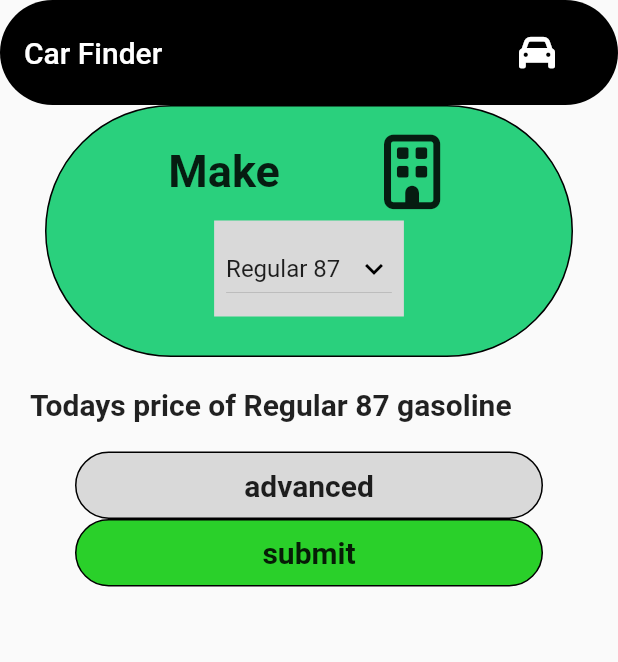
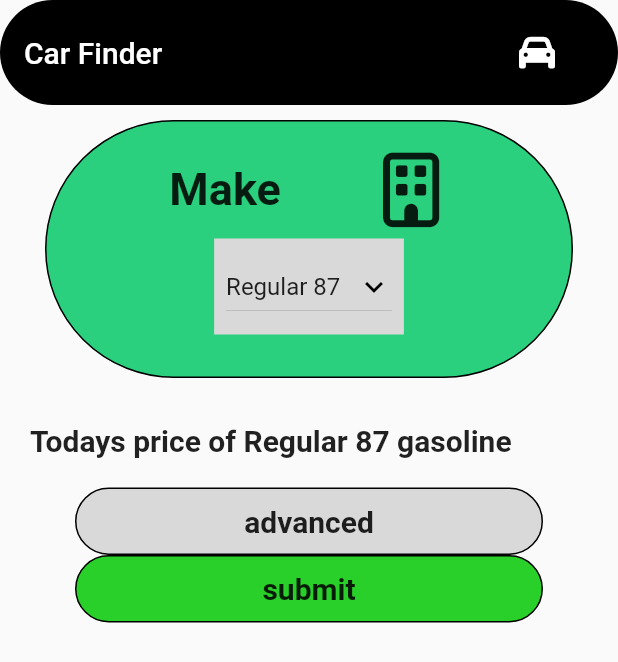
Before and after one commit to yolomep/car-recommender, a Flutter app: the screen it shows after launch, on a phone screen of 412 x 824 dp. Shown: the top 662 px of the screen. Run offline on Flutter 3.47's test engine with Material 2 defaults, Android fonts, the phone set to English and light mode, and no system bars; our stand-ins replace font_awesome_flutter.

Commit message:
added margin to the box

```diff
--- a/lib/main.dart
+++ b/lib/main.dart
@@ -83,8 +83,8 @@ class _MyHomePageState extends State<MyHomePage> {
           children: [
             Container(
               alignment: Alignment.center,
-              margin: const EdgeInsets.only(left: 30.0, right: 30.0),
-              padding: const EdgeInsets.all(18.0),
+              margin: const EdgeInsets.only(left: 30.0, right: 30.0,top: 10.0,bottom: 10.0),
+              padding: const EdgeInsets.all(20.0),
               decoration: BoxDecoration(
                 color: Color(0xFF2AD07D),
                 borderRadius: BorderRadius.circular(90),
@@ -100,7 +100,6 @@ class _MyHomePageState extends State<MyHomePage> {
                   Row(
                     mainAxisAlignment: MainAxisAlignment.spaceEvenly,
                     children: [
-
                       Text(
                         "Make",
                         textAlign: TextAlign.center,
```
